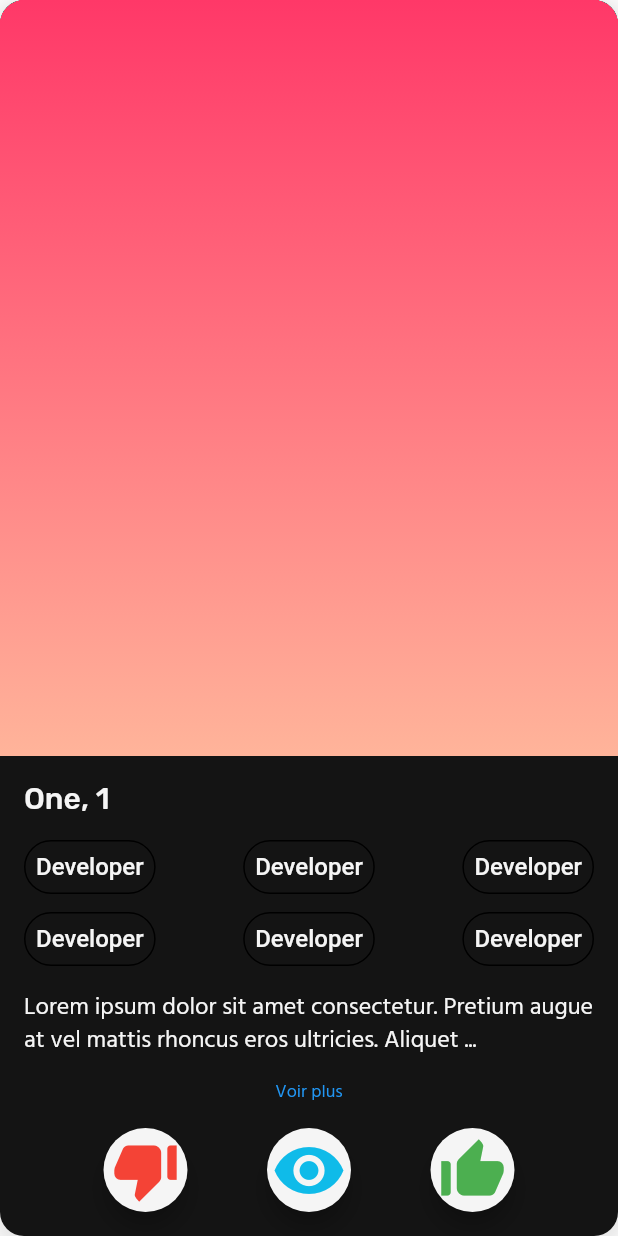
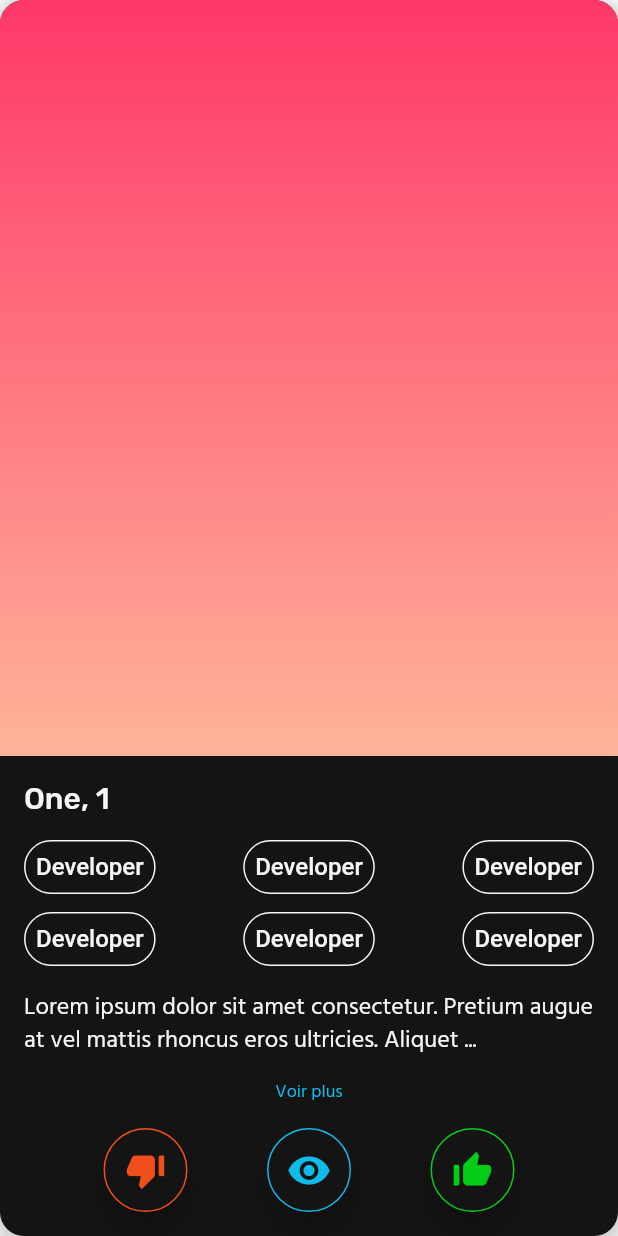
Before and after one commit to Leo-Teixeira/exeo, a Flutter app: the SwipeCardWidget widget shown alone on an empty page, opened directly with sample values from the repository, on a phone screen of 412 x 824 dp. Run offline on Flutter 3.47's test engine with Material 2 defaults, Android fonts, the phone set to English and light mode, and no system bars; our stand-ins replace flutter_card_swiper, flutter_map, flutter_rating_bar, flutter_riverpod, fluttericon, latlong2; Roboto replaces fonts that are missing (HindMaduraiMedium).

Commit message:
change button of swipe page

```diff
--- a/lib/screens/cardSwipe.dart
+++ b/lib/screens/cardSwipe.dart
@@ -42,7 +42,7 @@ class SwipeCardWidget extends ConsumerWidget {
           color: coulBlack,
           boxShadow: [
             BoxShadow(
-              color: Colors.grey.withOpacity(0.2),
+              color: coulGrey.withOpacity(0.2),
               spreadRadius: 3,
               blurRadius: 7,
               offset: const Offset(0, 3),
@@ -90,7 +90,7 @@ class SwipeCardWidget extends ConsumerWidget {
                                 const RoundedRectangleBorder(
                                   borderRadius:
                                       BorderRadius.all(Radius.circular(20)),
-                                  side: BorderSide(width: 1),
+                                  side: BorderSide(width: 1, color: coulWhite),
                                 ),
                               ),
                             ),
@@ -133,7 +133,8 @@ class SwipeCardWidget extends ConsumerWidget {
                                 "Voir plus",
                                 style: TextStyle(
                                     fontFamily: fontHindMaduraiRegular,
-                                    fontSize: 12),
+                                    fontSize: 12,
+                                    color: coulCiel),
                               ),
                             )
                           : Container()
@@ -143,17 +144,20 @@ class SwipeCardWidget extends ConsumerWidget {
                     mainAxisAlignment: MainAxisAlignment.spaceEvenly,
                     children: [
                       FloatingActionButton(
-                        backgroundColor: coulWhite,
-                        splashColor: Colors.red,
+                        backgroundColor: coulBlack,
+                        splashColor: coulRed,
                         onPressed: () {},
+                        shape: const CircleBorder(
+                          side: BorderSide(color: coulRed, width: 1),
+                        ),
                         child: const Icon(
                           Icons.thumb_down_alt,
-                          color: Colors.red,
-                          size: 50,
+                          color: coulRed,
+                          size: 30,
                         ),
                       ),
                       FloatingActionButton(
-                        backgroundColor: coulWhite,
+                        backgroundColor: coulBlack,
                         splashColor: coulCiel,
                         onPressed: () {
                           Navigator.of(context).push(
@@ -162,20 +166,26 @@ class SwipeCardWidget extends ConsumerWidget {
                             ),
                           );
                         },
+                        shape: const CircleBorder(
+                          side: BorderSide(color: coulCiel, width: 1),
+                        ),
                         child: const Icon(
                           Icons.remove_red_eye,
                           color: coulCiel,
-                          size: 50,
+                          size: 30,
                         ),
                       ),
                       FloatingActionButton(
-                        backgroundColor: coulWhite,
-                        splashColor: Colors.green,
+                        backgroundColor: coulBlack,
+                        splashColor: coulGreen,
                         onPressed: () {},
+                        shape: const CircleBorder(
+                          side: BorderSide(color: coulGreen, width: 1),
+                        ),
                         child: const Icon(
                           Icons.thumb_up_alt,
-                          color: Colors.green,
-                          size: 50,
+                          color: coulGreen,
+                          size: 30,
                         ),
                       ),
                     ],
--- a/lib/screens/swipe.dart
+++ b/lib/screens/swipe.dart
@@ -41,8 +41,8 @@ class SwipeWidgetState extends ConsumerState<SwipeWidget> {
                   controller: controller,
                   cardsCount: cards.length,
                   numberOfCardsDisplayed: 3,
-                  onSwipe: _onSwipe,
-                  onUndo: _onUndo,
+                  onSwipe: onSwipe,
+                  onUndo: onUndo,
                   padding: const EdgeInsets.all(24.0),
                   cardBuilder: (context, index) => cards[index],
                   isVerticalSwipingEnabled: false,
@@ -55,7 +55,7 @@ class SwipeWidgetState extends ConsumerState<SwipeWidget> {
     );
   }
 
-  bool _onSwipe(
+  bool onSwipe(
     int previousIndex,
     int? currentIndex,
     CardSwiperDirection direction,
@@ -66,7 +66,7 @@ class SwipeWidgetState extends ConsumerState<SwipeWidget> {
     return true;
   }
 
-  bool _onUndo(
+  bool onUndo(
     int? previousIndex,
     int currentIndex,
     CardSwiperDirection direction,
```
